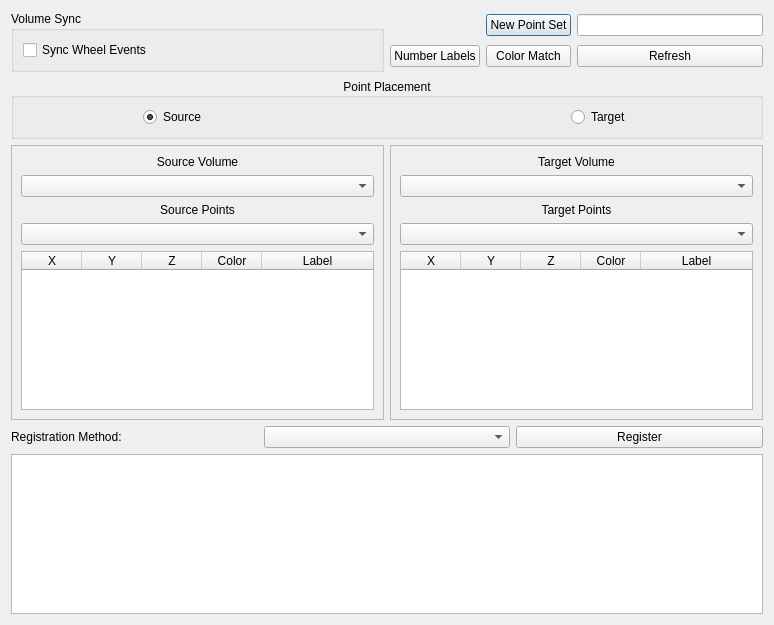
This is rtUI/landmarkRegistration.ui in pengwg/vurtigo as Qt 5 draws it before an edit. The edited form follows.
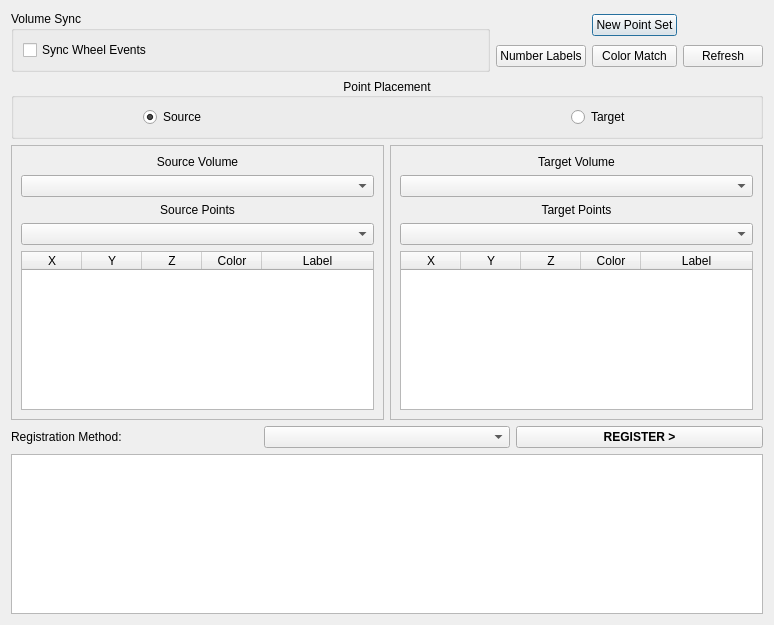
This is the edited form.

Commit message: Usability improvements for registration+point placement

Diff of the .ui file:
```diff
--- a/rtUI/landmarkRegistration.ui
+++ b/rtUI/landmarkRegistration.ui
@@ -73,9 +73,6 @@
        </property>
       </widget>
      </item>
-     <item row="0" column="2">
-      <widget class="QLineEdit" name="newPointsName"/>
-     </item>
      <item row="1" column="1">
       <widget class="QPushButton" name="colorMatchButton">
        <property name="enabled">
@@ -421,6 +418,12 @@
        <property name="enabled">
         <bool>true</bool>
        </property>
+       <property name="font">
+        <font>
+         <weight>75</weight>
+         <bold>true</bold>
+        </font>
+       </property>
        <property name="toolTip">
         <string>Press to begin landmark Registration of Source to Target</string>
        </property>
@@ -435,7 +438,7 @@
 2. A transformed copy of the Source Points with similar name to above object and labeled with &lt;RegistrationMethod&gt;</string>
        </property>
        <property name="text">
-        <string>Register</string>
+        <string>REGISTER &gt;</string>
        </property>
       </widget>
      </item>
```
Left out of the diff: 74 changed lines with no effect on the pictures. The commit also changes 5 other files.
